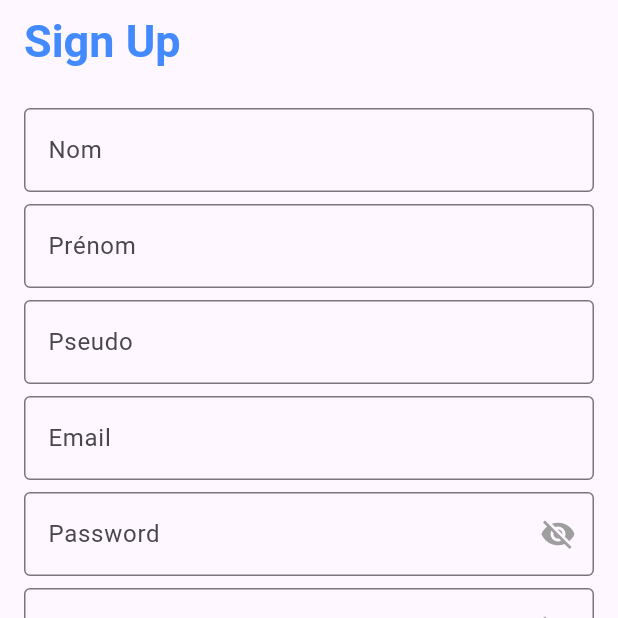
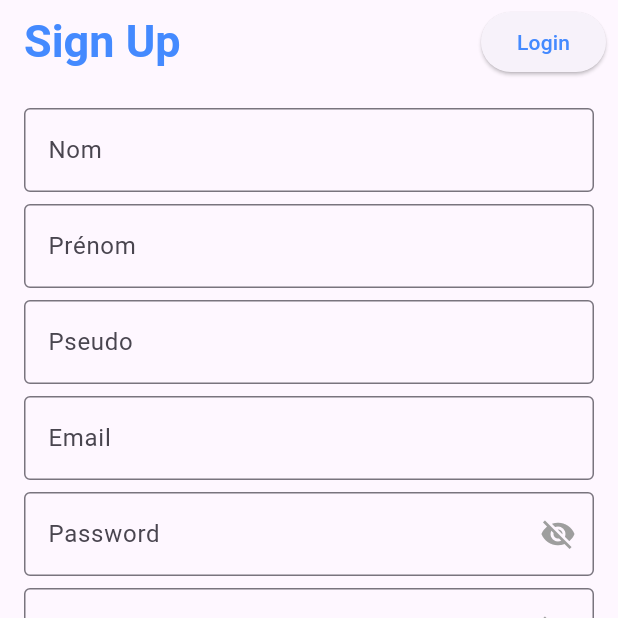
Before and after one commit to Im3vulx/chatbot, a Flutter app: the SignupScreen screen opened directly, on a phone screen of 412 x 824 dp, the top half of it. Run offline on Flutter 3.47's test engine with Material 3 defaults, Android fonts, the phone set to English and light mode, and no system bars.

Commit message:
🐛 FIX: Mise à jour de l'écran d'inscription avec un bouton de connexion

```diff
--- a/lib/view/signup_screen.dart
+++ b/lib/view/signup_screen.dart
@@ -1,5 +1,5 @@
 import 'package:flutter/material.dart';
-import 'login_screen.dart'; // Importation de l'écran de connexion
+import 'login_screen.dart';
 
 class SignupScreen extends StatefulWidget {
   const SignupScreen({super.key});
@@ -23,6 +23,21 @@ class _SignupScreenState extends State<SignupScreen> {
             color: Colors.blueAccent,
           ),
         ),
+        actions: <Widget>[
+          ButtonBar(
+            children: <Widget>[
+              ElevatedButton(
+                onPressed: () {
+                  Navigator.pushReplacement(
+                      context,
+                      MaterialPageRoute(
+                          builder: (context) => const LoginScreen()));
+                },
+                child: const Text('Login', style: TextStyle(color: Colors.blueAccent)),
+              ),
+            ],
+          ),
+        ],
       ),
       body: Padding(
         padding: const EdgeInsets.all(16.0),
```
